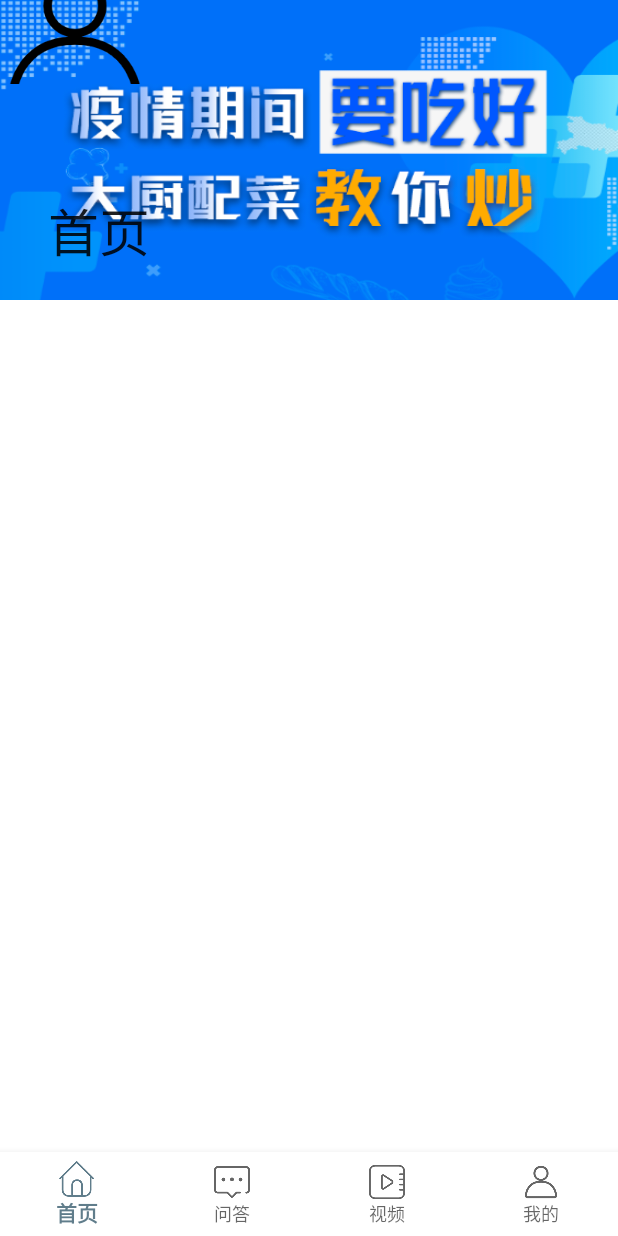
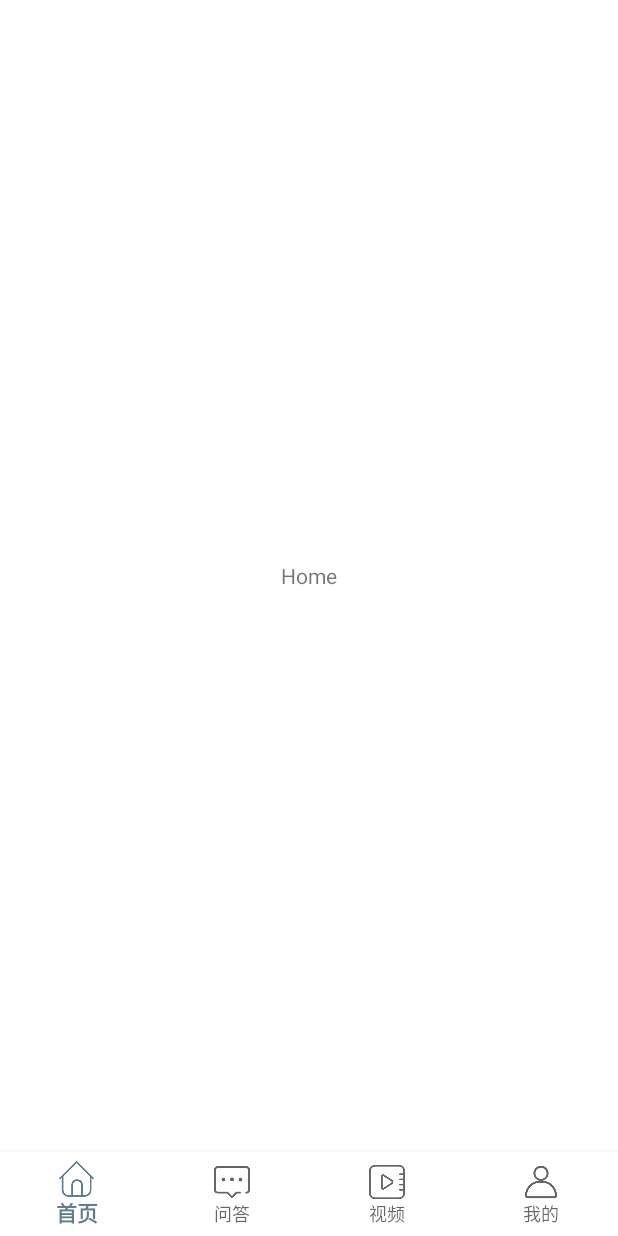
Before and after one commit to wanglijian1993/kotlin_project, an Android app: the screen it shows after launch (MainActivity), on a phone screen of 412 x 824 dp. Run offline under Robolectric (Android 15) with nearby library versions, the phone set to English and light mode, and no system bars; network calls fail; 1 statement that could not run was skipped.

Commit message:
优化网络请求逻辑

```diff
--- a/app/src/main/AndroidManifest.xml
+++ b/app/src/main/AndroidManifest.xml
@@ -12,9 +12,6 @@
         android:supportsRtl="true"
         android:theme="@style/AppTheme"
         android:name="com.android.MyApplication">
-        <meta-data
-            android:name="CHANNEL_NAME"
-            android:value="${CHANNEL_VALUE}" />
         <activity android:name=".activities.MainActivity">
             <intent-filter>
                 <action android:name="android.intent.action.MAIN" />
--- a/app/src/main/java/com/android/frameworkkotlin/activities/MainActivity.kt
+++ b/app/src/main/java/com/android/frameworkkotlin/activities/MainActivity.kt
@@ -1,6 +1,7 @@
 package com.android.frameworkkotlin.activities
 
 import android.os.Bundle
+import android.util.Log
 import androidx.fragment.app.FragmentTransaction
 import androidx.lifecycle.Lifecycle
 import com.android.frameworkkotlin.R
@@ -41,39 +42,31 @@ class MainActivity : BaseActivity() {
         when (id) {
             R.id.menu_main_bottom_home -> mHomeFragment?.let {
                 transaction.show(it)
-                transaction.setMaxLifecycle(it,Lifecycle.State.STARTED)
             } ?: HomeFragment.instance.let {
                 mHomeFragment = it
                 transaction.add(R.id.flContent, it, "home")
-                transaction.setMaxLifecycle(it,Lifecycle.State.STARTED)
             }
 
             R.id.menu_main_bottom_information ->
                 mInformationFragment?.let {
                     transaction.show(it)
-                    transaction.setMaxLifecycle(it,Lifecycle.State.STARTED)
                } ?: InformationFragment.instance.let {
                     mInformationFragment = it
                     transaction.add(R.id.flContent, it, "information")
-                    transaction.setMaxLifecycle(it,Lifecycle.State.STARTED)
                 }
             R.id.menu_main_botton_video ->
                 mVideoFragment?.let {
                     transaction.show(it)
-                    transaction.setMaxLifecycle(it,Lifecycle.State.STARTED)
               } ?: VideoFragment.instance.let {
                     mVideoFragment = it
                     transaction.add(R.id.flContent, it, "video")
-                    transaction.setMaxLifecycle(it,Lifecycle.State.STARTED)
                 }
             R.id.menu_main_botton_mine ->
                 mMineFragment?.let {
                     transaction.show(it)
-                    transaction.setMaxLifecycle(it,Lifecycle.State.STARTED)
                 } ?: MineFragment.instance.let {
                     mMineFragment = it
                     transaction.add(R.id.flContent, it, "mine")
-                    transaction.setMaxLifecycle(it,Lifecycle.State.STARTED)
 
                 }
             else -> {
@@ -82,6 +75,10 @@ class MainActivity : BaseActivity() {
         transaction.commit()
     }
 
+    override fun onResume() {
+        super.onResume()
+        Log.e("wlj","---main---onresume")
+    }
     /**
      * 隐藏所有的Fragment
      * @param transaction transaction
--- a/app/src/main/java/com/android/frameworkkotlin/base/BaseFragment.kt
+++ b/app/src/main/java/com/android/frameworkkotlin/base/BaseFragment.kt
@@ -1,6 +1,7 @@
 package com.android.frameworkkotlin.base
 
 import android.os.Bundle
+import android.util.Log
 import android.view.LayoutInflater
 import android.view.View
 import android.view.ViewGroup
@@ -31,6 +32,11 @@ abstract class BaseFragment:Fragment(){
     abstract fun bindView(): View
 
     /**
+     *创建ViewModel生成订阅者
+     */
+   abstract fun createObserver()
+
+   /**
      * 懒加载 初始化数据
      */
     abstract fun lazyLoad()
--- /dev/null
+++ b/app/src/main/java/com/android/frameworkkotlin/ext/ActivityAndFragmentExt.kt
@@ -0,0 +1,14 @@
+package com.android.frameworkkotlin.utils
+
+import androidx.appcompat.app.AppCompatActivity
+import androidx.fragment.app.Fragment
+import androidx.lifecycle.ViewModel
+import androidx.lifecycle.ViewModelProvider
+
+
+fun <T : ViewModel> obtainViewModel(acitivty: AppCompatActivity, viewModelClass: Class<T>) =
+    ViewModelProvider(acitivty).get(viewModelClass)
+
+
+fun <T : ViewModel> obtainViewModel(fragment: Fragment, viewModelClass: Class<T>) =
+    ViewModelProvider(fragment).get(viewModelClass)
--- a/app/src/main/java/com/android/frameworkkotlin/home/fragments/HomeFragment.kt
+++ b/app/src/main/java/com/android/frameworkkotlin/home/fragments/HomeFragment.kt
@@ -1,8 +1,13 @@
 package com.android.frameworkkotlin.home.fragments
 
+import android.util.Log
 import android.view.View
+import androidx.lifecycle.Observer
 import com.android.frameworkkotlin.base.BaseFragment
 import com.android.frameworkkotlin.databinding.FragmentHomeBinding
+import com.android.frameworkkotlin.home.bean.ArticleList
+import com.android.frameworkkotlin.home.viewmodel.HomeViewModel
+import com.android.frameworkkotlin.utils.obtainViewModel
 
 /**
  * 当前类的注释:首页Fragment
@@ -11,19 +16,23 @@ import com.android.frameworkkotlin.databinding.FragmentHomeBinding
  */
 class HomeFragment : BaseFragment() {
 
-    lateinit var mHomeView: FragmentHomeBinding
-
+   private  lateinit var mHomeViewModel:HomeViewModel
 
     companion object {
         var instance: HomeFragment = HomeFragment()
     }
 
-
     override fun bindView(): View = FragmentHomeBinding.inflate(layoutInflater).root
 
 
     override fun lazyLoad() {
+        mHomeViewModel= obtainViewModel(this,HomeViewModel::class.java)
+         mHomeViewModel.requestArticleList()
+        mHomeViewModel.mArticle.observe(this,
+            Observer<List<ArticleList>> {
 
+
+            })
 
     }
 
--- /dev/null
+++ b/app/src/main/java/com/android/frameworkkotlin/home/viewmodel/HomeViewModel.kt
@@ -0,0 +1,37 @@
+package com.android.frameworkkotlin.home.viewmodel
+
+import androidx.lifecycle.MutableLiveData
+import androidx.lifecycle.ViewModel
+import com.android.frameworkkotlin.home.bean.ArticleList
+import com.android.frameworkkotlin.network.ApiServices
+import com.android.frameworkkotlin.network.RetrofitHelper
+import kotlinx.coroutines.CoroutineScope
+import kotlinx.coroutines.Dispatchers
+import kotlinx.coroutines.launch
+
+/**
+ * 当前类的注释:首页viewmodel
+ * 作者：WangLiJian on 2021/7/11.
+ * 邮箱：wanglijian1214@gmail.com
+ */
+class HomeViewModel : ViewModel() {
+
+
+    var mArticle: MutableLiveData<List<ArticleList>> = MutableLiveData()
+    /**
+     * 请求文章列表
+     */
+    fun requestArticleList(page:Int=0) {
+        CoroutineScope(Dispatchers.Main).launch {
+            val requestArticle =
+                RetrofitHelper.INSTANCE.getApi(ApiServices::class.java, ApiServices.SERVER_URL)
+                    .requestArticle(page)
+
+              if(requestArticle.errorCode ==0&& requestArticle.data!=null){
+                  mArticle.postValue(requestArticle.data.datas)
+              }
+
+        }
+
+    }
+}
--- a/app/src/main/java/com/android/frameworkkotlin/network/ApiServices.kt
+++ b/app/src/main/java/com/android/frameworkkotlin/network/ApiServices.kt
@@ -1,5 +1,8 @@
 package com.android.frameworkkotlin.network
 
+import com.android.frameworkkotlin.home.bean.ArticleData
+import com.android.frameworkkotlin.home.bean.ArticleList
+import com.android.frameworkkotlin.home.bean.ArticleResponse
 import retrofit2.http.GET
 import retrofit2.http.Path
 
@@ -24,6 +27,6 @@ interface ApiServices {
      * 文章列表
      */
     @GET("article/list/{page}/json")
-    suspend fun requestArticle(@Path("page") page: Int = 0)
+    suspend fun requestArticle(@Path("page") page: Int = 0):ArticleResponse<ArticleData>
 
 }
--- a/app/src/main/java/com/android/frameworkkotlin/network/RetrofitHelper.kt
+++ b/app/src/main/java/com/android/frameworkkotlin/network/RetrofitHelper.kt
@@ -31,7 +31,7 @@ class RetrofitHelper {
     /**
      *获取retrofit的实例
      */
-    fun getRetrofit(baseUrl: String): Retrofit {
+    private fun getRetrofit(baseUrl: String): Retrofit {
         return Retrofit.Builder()
             .baseUrl(baseUrl)  //自己配置
             .client(getOkHttpClient())
@@ -43,7 +43,7 @@ class RetrofitHelper {
         return getRetrofit(baseUrl).create(serviceClass)
     }
 
-    fun getOkHttpClient(): OkHttpClient {
+    private fun getOkHttpClient(): OkHttpClient {
         //添加一个log拦截器,打印所有的log
         val httpLoggingInterceptor = HttpLoggingInterceptor()
         //可以设置请求过滤的水平,body,basic,headers
--- a/app/src/main/res/layout/fragment_home.xml
+++ b/app/src/main/res/layout/fragment_home.xml
@@ -5,45 +5,10 @@
     android:layout_height="match_parent"
     android:background="@android:color/white"
     >
-
-
-    <androidx.core.widget.NestedScrollView
-        android:layout_width="match_parent"
-        android:layout_height="match_parent"
-        app:layout_behavior="@string/appbar_scrolling_view_behavior"
-        >
-        <androidx.recyclerview.widget.RecyclerView
-            android:id="@+id/rvContent"
-            android:layout_width="match_parent"
-            android:layout_height="wrap_content"/>
-    </androidx.core.widget.NestedScrollView>
-
-        <com.google.android.material.appbar.AppBarLayout
-            android:layout_width="match_parent"
-            android:layout_height="200dp"
-            android:background="@mipmap/ic_banner">
-
-            <com.google.android.material.appbar.CollapsingToolbarLayout
-                android:layout_width="match_parent"
-                android:layout_height="match_parent"
-                app:contentScrim="?attr/colorPrimary"
-                app:expandedTitleGravity="bottom"
-                app:layout_scrollFlags="scroll|exitUntilCollapsed|snap">
-
-                <androidx.appcompat.widget.Toolbar
-                    android:layout_width="match_parent"
-                    android:layout_height="?android:attr/actionBarSize"
-                    app:layout_collapseMode="pin"
-                    android:paddingLeft="10dp"
-                    app:title="首页"
-                    app:navigationIcon="@mipmap/ic_main_menu_mine"
-                    app:collapseIcon="@mipmap/ic_launcher"
-                    app:subtitle="@string/app_name">
-
-                </androidx.appcompat.widget.Toolbar>
-            </com.google.android.material.appbar.CollapsingToolbarLayout>
-
-        </com.google.android.material.appbar.AppBarLayout>
-
+   <TextView
+       android:layout_width="match_parent"
+       android:layout_height="match_parent"
+       android:gravity="center"
+       android:text="Home"/>
 
 </androidx.coordinatorlayout.widget.CoordinatorLayout>
```
Also changed, not shown: app/src/main/java/com/android/frameworkkotlin/home/bean/ArticleResponse.kt (renamed from app/src/main/java/com/android/frameworkkotlin/home/bean/Response.kt, +8 -9 lines), app/src/main/java/com/android/frameworkkotlin/home/viewmodel/HomeModel.kt (deleted, +0 -18 lines).
